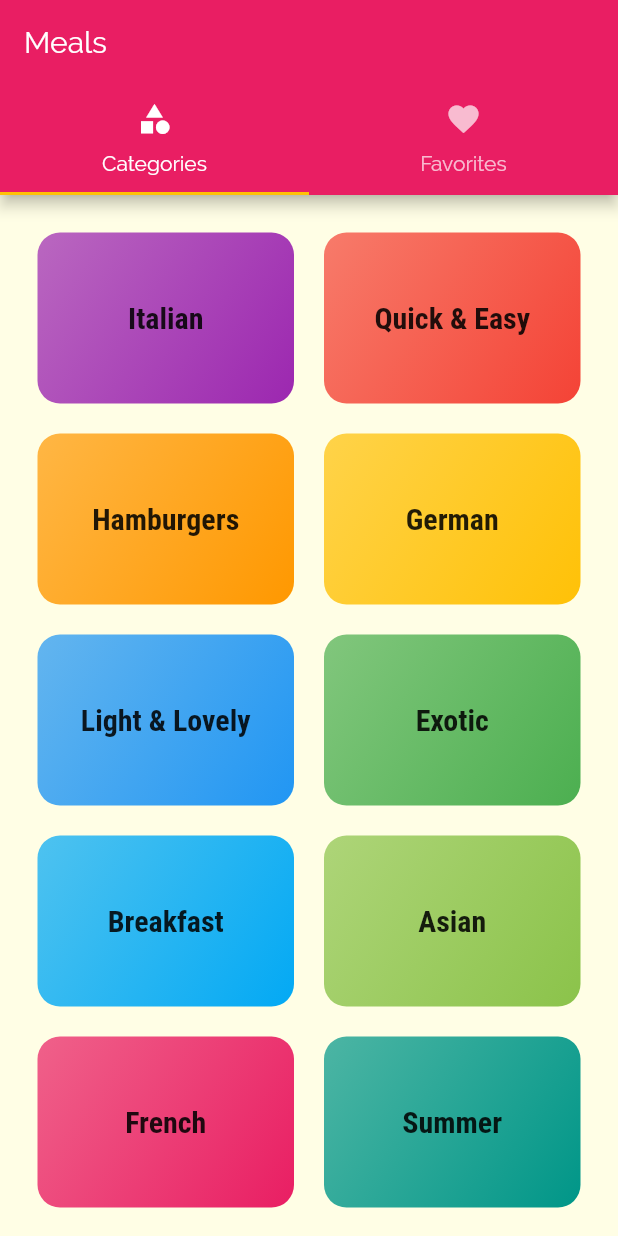
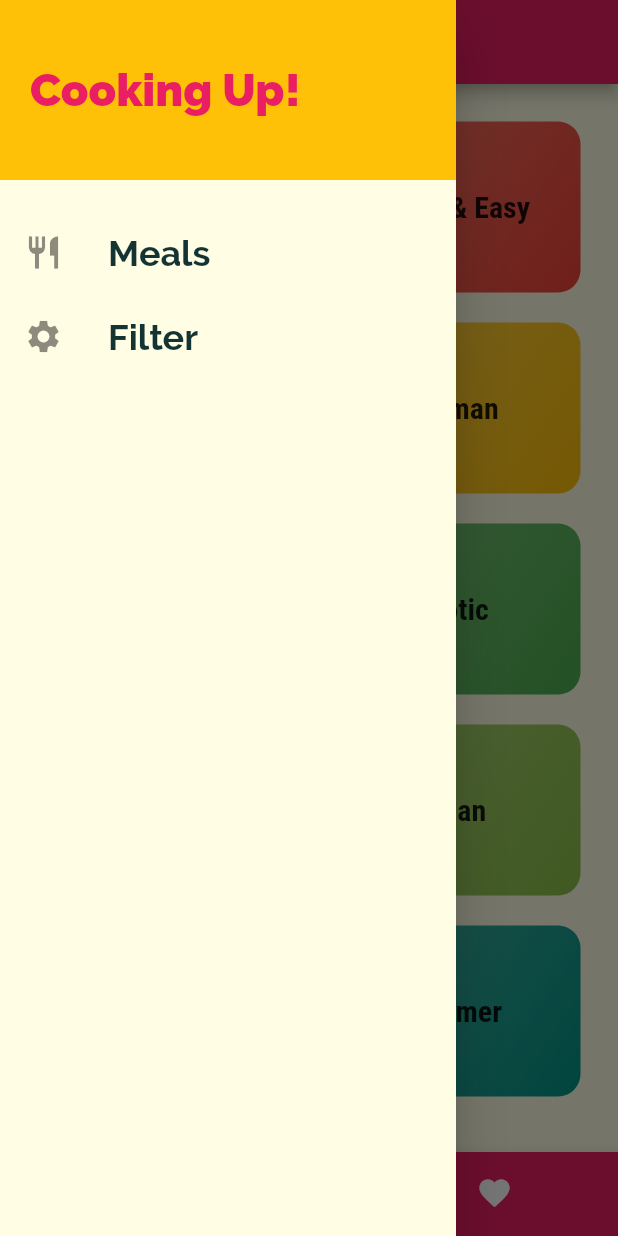
Before and after one commit to AniketDubey/Meals-App, a Flutter app: the screen it shows after launch, with the side drawer open (before the commit the screen has no drawer), on a phone screen of 412 x 824 dp. Run offline on Flutter 3.47's test engine with Material 2 defaults, Android fonts, the phone set to English and light mode, and no system bars.

Commit message:
implemented rotues for better readbiliity along with added more info regarding Meals

```diff
--- a/meals_app/lib/main.dart
+++ b/meals_app/lib/main.dart
@@ -1,9 +1,9 @@
 import 'package:flutter/material.dart';
+import 'package:meals_app/screens/filtersScreen.dart';
 import 'package:meals_app/screens/tabs_screen.dart';
 import 'screens/meal_detail_screen.dart';
+import 'screens/category_meals_screen.dart';
 
-import 'screens/category_meals_screen.dart';
-import 'screens/category_screen.dart';
 
 void main() => runApp(MyApp());
 
@@ -34,6 +34,7 @@ class MyApp extends StatelessWidget {
         "/": (ctx) => TabsScreen(),
         "/category-meals": (ctx) => CategoryMealsScreen(),
         MealDetailScreen.routeName: (ctx) => MealDetailScreen(),
+        FiltersScreen.routeName: (ctx) => FiltersScreen(),
       },
     );
   }
--- /dev/null
+++ b/meals_app/lib/screens/filtersScreen.dart
@@ -0,0 +1,21 @@
+import 'package:flutter/material.dart';
+import 'package:meals_app/widgets/main_drawer.dart';
+
+class FiltersScreen extends StatelessWidget {
+  static const routeName = "/filters";
+
+  @override
+  Widget build(BuildContext context) {
+    return Scaffold(
+      appBar: AppBar(
+        title: Text(
+          "Your Filters",
+        ),
+      ),
+      drawer: MainDrawer(),
+      body: Text(
+        "Filters",
+      ),
+    );
+  }
+}
--- a/meals_app/lib/screens/tabs_screen.dart
+++ b/meals_app/lib/screens/tabs_screen.dart
@@ -1,6 +1,7 @@
 import 'package:flutter/material.dart';
-import 'package:meals_app/screens/favorites_screen.dart';
+import '../widgets/main_drawer.dart';
 
+import '../screens/favorites_screen.dart';
 import './category_screen.dart';
 
 class TabsScreen extends StatefulWidget {
@@ -9,34 +10,52 @@ class TabsScreen extends StatefulWidget {
 }
 
 class _TabsScreenState extends State<TabsScreen> {
+  final List<Map<String, Object>> _pages = [
+    {
+      "page": CategoryScreen(),
+      "title": "Categories",
+    },
+    {
+      "page": FavoritesScreen(),
+      "title": "Favourites",
+    },
+  ];
+
+  int _selectedPageIndex = 0;
+
+  void _selectPage(int index) {
+    setState(() {
+      _selectedPageIndex = index;
+    });
+  }
+
   @override
   Widget build(BuildContext context) {
-    return DefaultTabController(
-      length: 2,
-      child: Scaffold(
-        appBar: AppBar(
-          title: Text("Meals"),
-          bottom: TabBar(
-            tabs: <Widget>[
-              Tab(
-                  icon: Icon(
-                    Icons.category,
-                  ),
-                  text: "Categories"),
-              Tab(
-                  icon: Icon(
-                    Icons.favorite,
-                  ),
-                  text: "Favorites"),
-            ],
+    return Scaffold(
+      appBar: AppBar(
+        title: Text(_pages[_selectedPageIndex]["title"]),
+      ),
+      drawer: MainDrawer(),
+      body: _pages[_selectedPageIndex]["page"],
+      bottomNavigationBar: BottomNavigationBar(
+        backgroundColor: Theme.of(context).primaryColor,
+        unselectedItemColor: Colors.white,
+        selectedItemColor: Theme.of(context).accentColor,
+        onTap: _selectPage,
+        currentIndex: _selectedPageIndex,
+        type: BottomNavigationBarType.shifting,
+        items: [
+          BottomNavigationBarItem(
+            backgroundColor: Theme.of(context).primaryColor,
+            icon: Icon(Icons.category),
+            title: Text("Category"),
           ),
-        ),
-        body: TabBarView(
-          children: <Widget>[
-            CategoryScreen(),
-            FavoritesScreen(),
-          ],
-        ),
+          BottomNavigationBarItem(
+            backgroundColor: Theme.of(context).primaryColor,
+            icon: Icon(Icons.favorite),
+            title: Text("Favourites"),
+          ),
+        ],
       ),
     );
   }
--- /dev/null
+++ b/meals_app/lib/widgets/main_drawer.dart
@@ -0,0 +1,60 @@
+import 'package:flutter/material.dart';
+import '../screens/filtersScreen.dart';
+
+class MainDrawer extends StatelessWidget {
+  Widget buildListTile(String title, IconData icon, Function tapHandler) {
+    return ListTile(
+      leading: Icon(
+        icon,
+        size: 26,
+      ),
+      title: Text(
+        title,
+        style: TextStyle(fontWeight: FontWeight.bold, fontSize: 24),
+      ),
+      onTap: tapHandler,
+    );
+  }
+
+  @override
+  Widget build(BuildContext context) {
+    return Drawer(
+      child: Column(
+        children: <Widget>[
+          Container(
+            height: 120,
+            width: double.infinity,
+            padding: EdgeInsets.all(20),
+            color: Theme.of(context).accentColor,
+            alignment: Alignment.centerLeft,
+            child: Text(
+              "Cooking Up!",
+              style: TextStyle(
+                fontWeight: FontWeight.w900,
+                fontSize: 30,
+                color: Theme.of(context).primaryColor,
+              ),
+            ),
+          ),
+          SizedBox(
+            height: 20,
+          ),
+          buildListTile(
+            "Meals",
+            Icons.restaurant,
+            () {
+              Navigator.of(context).pushReplacementNamed("/");
+            },
+          ),
+          buildListTile(
+            "Filter",
+            Icons.settings,
+            () {
+              Navigator.of(context).pushReplacementNamed(FiltersScreen.routeName);
+            },
+          ),
+        ],
+      ),
+    );
+  }
+}
```
